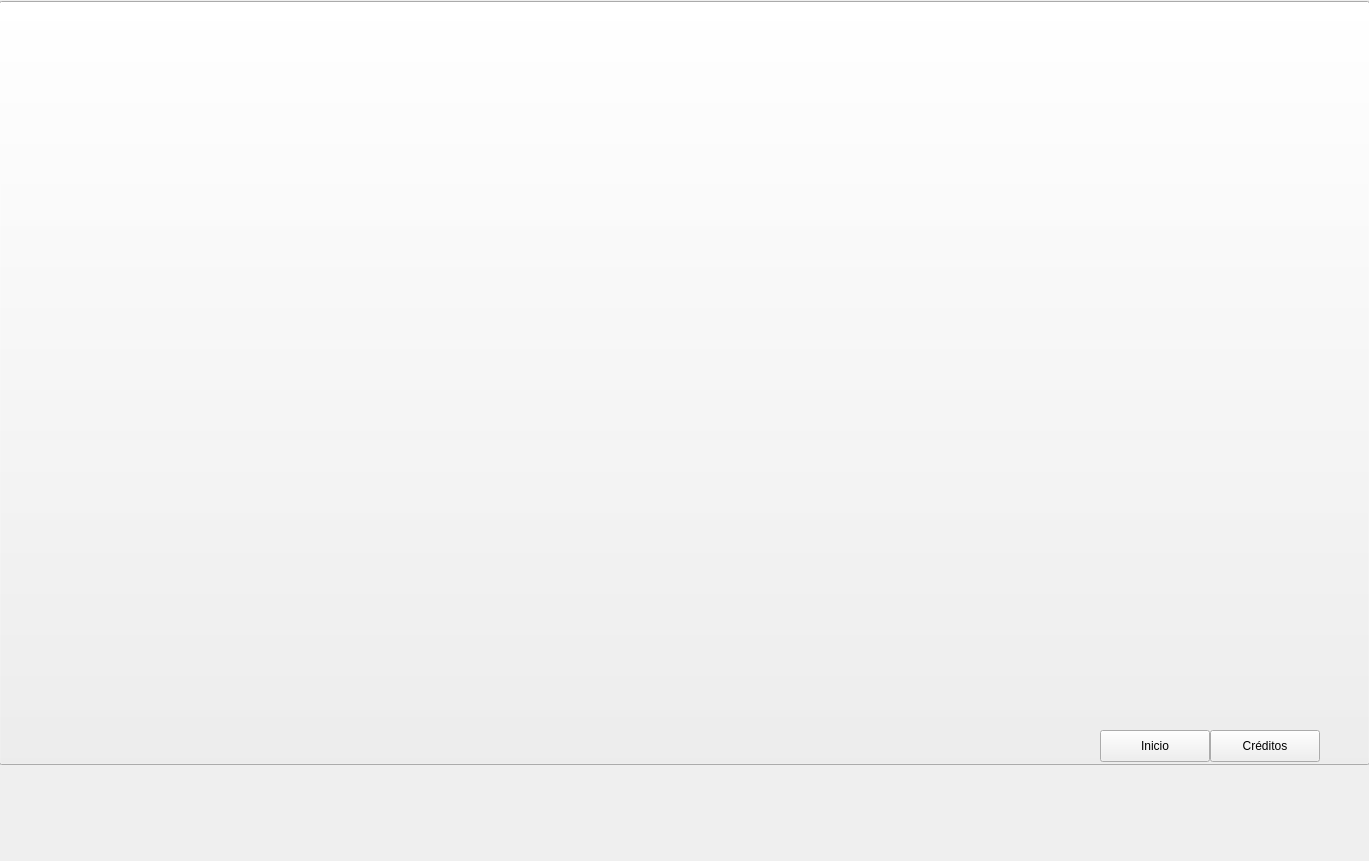
This is gui2.ui in serranoycandela/correlacion_sostenibilidad as Qt 5 draws it before an edit. The edited form follows.
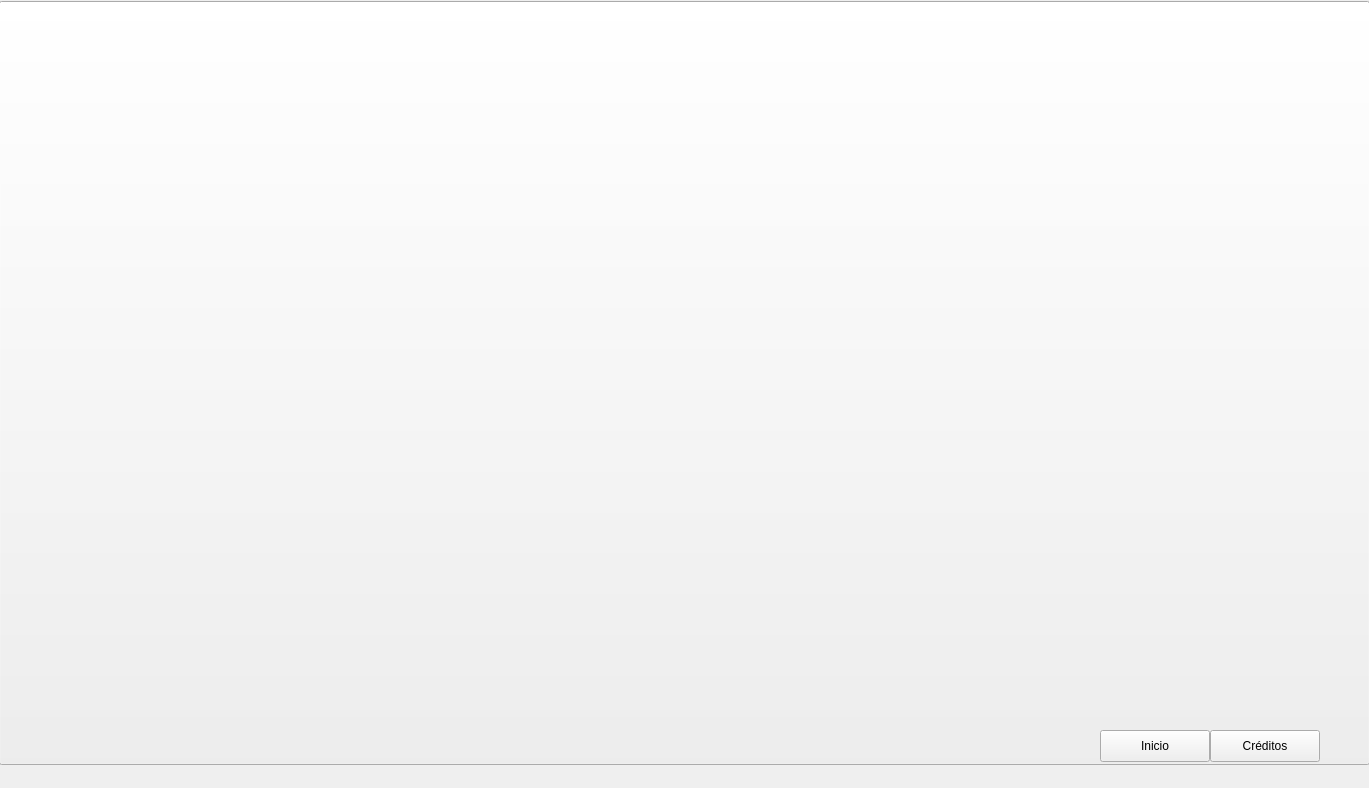
This is the edited form.

The edit to the form file:
```diff
--- a/gui2.ui
+++ b/gui2.ui
@@ -7,7 +7,7 @@
     <x>0</x>
     <y>0</y>
     <width>1369</width>
-    <height>861</height>
+    <height>788</height>
    </rect>
   </property>
   <property name="windowTitle">
```
